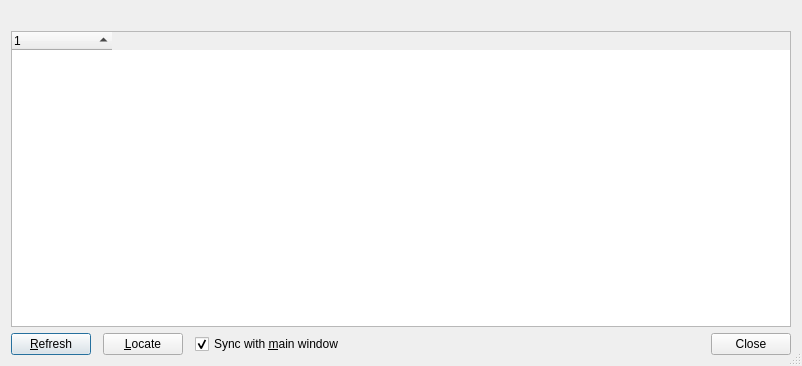
Lithopsian/qt6dirstat, file src/file-age-stats-window.ui: the form before one commit.
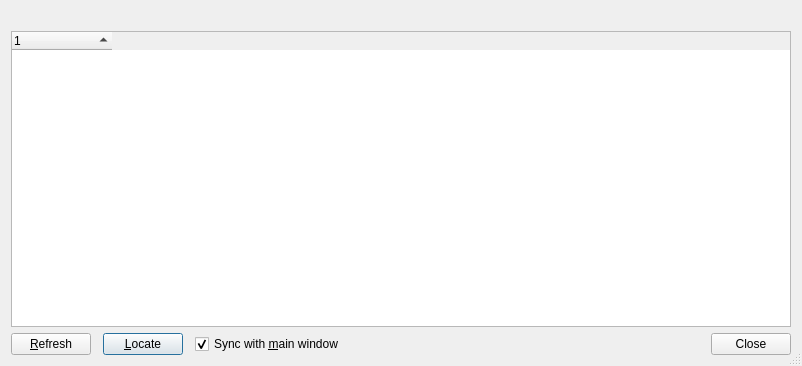
The form after the commit.

```diff
--- a/src/file-age-stats-window.ui
+++ b/src/file-age-stats-window.ui
@@ -46,7 +46,7 @@
     </widget>
    </item>
    <item>
-    <layout class="QHBoxLayout" name="horizontalLayout_2" stretch="0,0,1,0">
+    <layout class="QHBoxLayout" name="horizontalLayout_2">
      <property name="spacing">
       <number>12</number>
      </property>
@@ -68,6 +68,9 @@
        <property name="text">
         <string>&amp;Locate</string>
        </property>
+       <property name="default">
+        <bool>true</bool>
+       </property>
       </widget>
      </item>
      <item>
```
Left out of the diff: 3 changed lines with no effect on the pictures.
